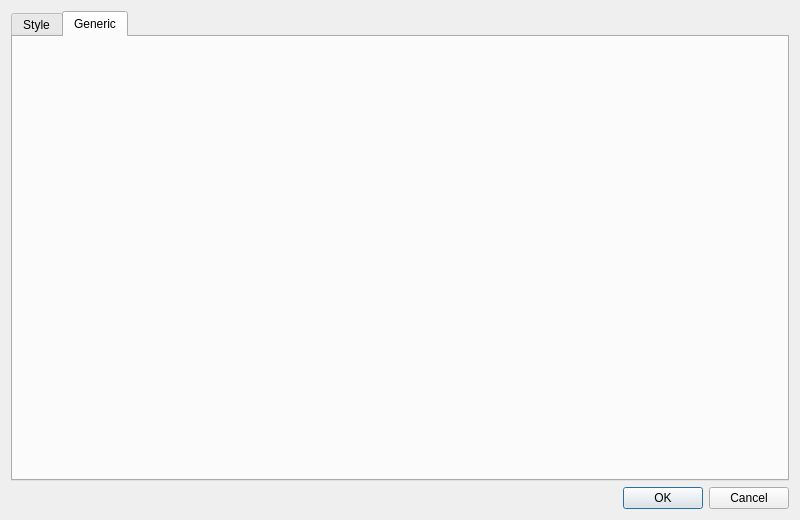
Before: the Qt Designer form src/settingsdialog.ui in ikskuh/kristall, drawn with Qt 5.
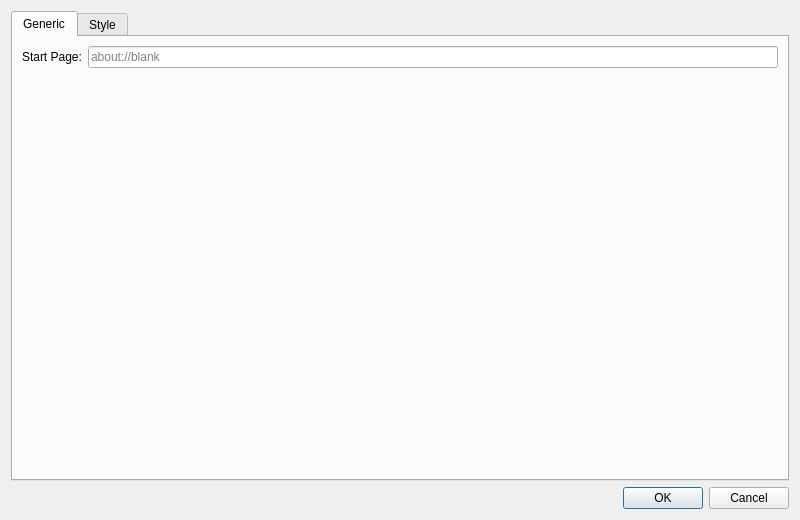
After: the same form once the commit is applied. The open tabs and pages were chosen to show the change. Icons and pictures are not drawn.

Commit message: Adds rendering of about:blank and about:favourites.

```diff
--- a/src/settingsdialog.ui
+++ b/src/settingsdialog.ui
@@ -19,6 +19,27 @@
      <property name="currentIndex">
       <number>0</number>
      </property>
+     <widget class="QWidget" name="generic">
+      <attribute name="title">
+       <string>Generic</string>
+      </attribute>
+      <layout class="QFormLayout" name="formLayout">
+       <item row="0" column="0">
+        <widget class="QLabel" name="label_14">
+         <property name="text">
+          <string>Start Page:</string>
+         </property>
+        </widget>
+       </item>
+       <item row="0" column="1">
+        <widget class="QLineEdit" name="start_page">
+         <property name="placeholderText">
+          <string>about://blank</string>
+         </property>
+        </widget>
+       </item>
+      </layout>
+     </widget>
      <widget class="QWidget" name="style_tab">
       <attribute name="title">
        <string>Style</string>
@@ -458,11 +479,6 @@
        </item>
       </layout>
      </widget>
-     <widget class="QWidget" name="generic">
-      <attribute name="title">
-       <string>Generic</string>
-      </attribute>
-     </widget>
     </widget>
    </item>
    <item>
```
The commit also changes 7 other files.
